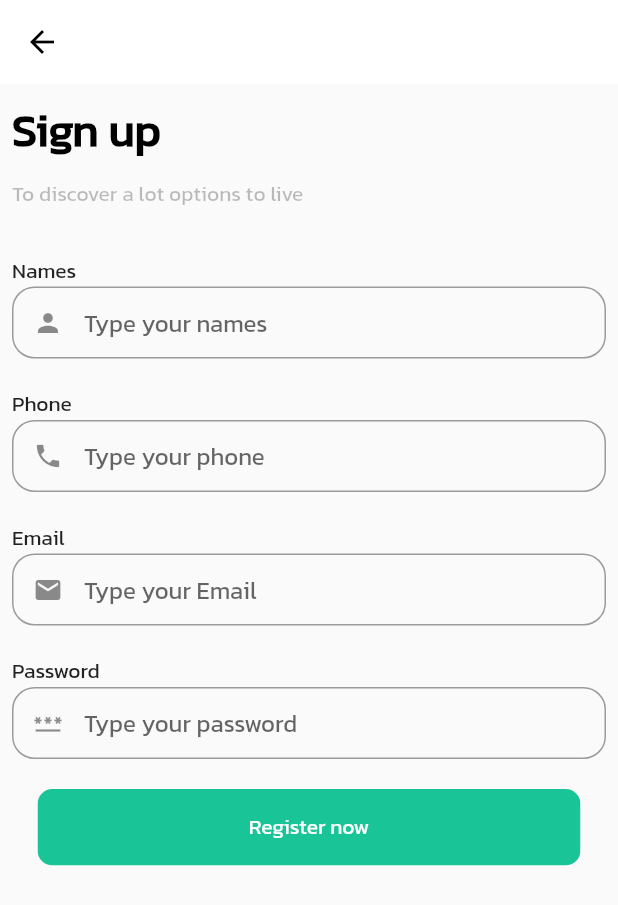
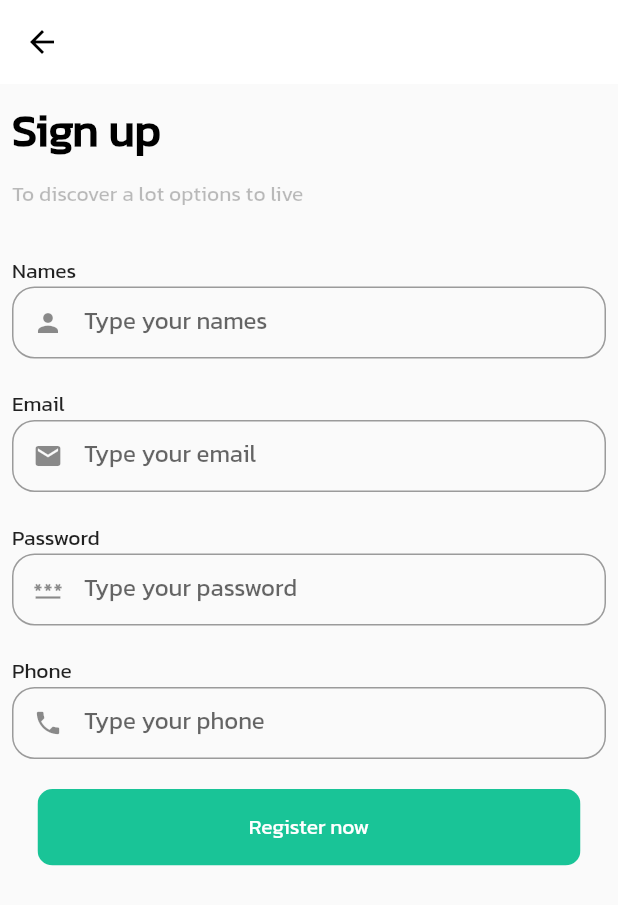
Before and after one commit to dastudillo14/rent_app_flutter, a Flutter app: the screen it shows after launch, after a tap on the "account circle" icon, on a phone screen of 412 x 824 dp. Shown: the top 905 px of the screen. Run offline on Flutter 3.47's test engine with Material 2 defaults, Android fonts, the phone set to English and light mode, and no system bars; drawn by our look-alikes of reactive_forms; our stand-ins replace shared_preferences; network calls fail.

Commit message:
Login page, and sign out with shared preferences

```diff
--- a/lib/main.dart
+++ b/lib/main.dart
@@ -1,7 +1,8 @@
 import 'package:flutter/material.dart';
-import 'package:rent_app/pages/home.dart';
+import 'package:rent_app/modules/apartments/pages/home.dart';
+import 'package:rent_app/shared_preferences/user.dart';
 
- const  mcgpalette0 = {
+const mcgpalette0 = {
   50: Color(0xFFE3F8F3),
   100: Color(0xFFBAEDE0),
   200: Color(0xFF8CE2CB),
@@ -13,17 +14,20 @@ import 'package:rent_app/pages/home.dart';
   800: Color(0xFF0EAF7A),
   900: Color(0xFF08A269),
 };
- const int _mcgpalette0PrimaryValue = 0xFF19C497;
+const int _mcgpalette0PrimaryValue = 0xFF19C497;
 
- const MaterialColor mcgpalette0Accent = MaterialColor(_mcgpalette0AccentValue, <int, Color>{
+const MaterialColor mcgpalette0Accent =
+    MaterialColor(_mcgpalette0AccentValue, <int, Color>{
   100: Color(0xFFCEFFEB),
   200: Color(_mcgpalette0AccentValue),
   400: Color(0xFF68FFC1),
   700: Color(0xFF4EFFB6),
 });
- const int _mcgpalette0AccentValue = 0xFF9BFFD6;
+const int _mcgpalette0AccentValue = 0xFF9BFFD6;
 
-void main() {
+void main() async {
+  final userPrefs = UserPreferences();
+  await userPrefs.initPrefs();
   MaterialColor colorCustom =
       MaterialColor(_mcgpalette0PrimaryValue, mcgpalette0);
 
--- /dev/null
+++ b/lib/models/user.dart
@@ -0,0 +1,34 @@
+
+import 'dart:convert';
+
+User userFromJson(String str) => User.fromJson(json.decode(str));
+
+String userToJson(User data) => json.encode(data.toJson());
+
+class User {
+    User({
+        required this.names,
+        required this.password,
+        required this.phone,
+        required this.email,
+    });
+
+    String names;
+    String password;
+    String phone;
+    String email;
+
+    factory User.fromJson(Map<String, dynamic> json) => User(
+        names: json["names"],
+        password: json["password"],
+        phone: json["phone"],
+        email: json["email"],
+    );
+
+    Map<String, dynamic> toJson() => {
+        "names": names,
+        "password": password,
+        "phone": phone,
+        "email": email,
+    };
+}
--- a/lib/pages/detail.dart
+++ b/lib/modules/apartments/pages/detail.dart
@@ -1,5 +1,5 @@
 import 'package:flutter/material.dart';
-import 'package:rent_app/pages/home.dart';
+import 'package:rent_app/modules/apartments/pages/home.dart';
 import 'package:rent_app/shared/widget.dart';
 
 class DetailPage extends StatefulWidget {
@@ -50,6 +50,7 @@ class _DetailPageState extends State<DetailPage> {
                 child: Image.network(
                     "https://picsum.photos/seed/${widget.index}/800"),
                 borderRadius: BorderRadius.circular(25)),
+            //child: FadeInImage(image: , ),
           ),
         ),
       ],
--- a/lib/pages/home.dart
+++ b/lib/modules/apartments/pages/home.dart
@@ -1,7 +1,9 @@
 import 'package:flutter/material.dart';
-import 'package:rent_app/pages/detail.dart';
-import 'package:rent_app/pages/sign_up.dart';
+import 'package:rent_app/modules/apartments/pages/detail.dart';
+import 'package:rent_app/modules/user/pages/login.dart';
+import 'package:rent_app/modules/user/pages/sign_up.dart';
 import 'package:rent_app/shared/widget.dart';
+import 'package:rent_app/shared_preferences/user.dart';
 
 class HomePage extends StatefulWidget {
   const HomePage({Key? key}) : super(key: key);
@@ -44,16 +46,19 @@ class _HomePageState extends State<HomePage> {
   }
 
   Widget _rowTitle() {
+            var userPreferences = UserPreferences();
     return Row(mainAxisAlignment: MainAxisAlignment.spaceBetween, children: [
       const Text("Explore",
           style: TextStyle(
               color: Colors.black, fontWeight: FontWeight.w600, fontSize: 30)),
       IconButton(
           onPressed: () {
-            final route = MaterialPageRoute(builder: (context) => SignUpPage());
+            final route = MaterialPageRoute(builder: (context) => SignUpPage() );
             Navigator.push(context, route);
           },
-          icon: Icon(Icons.account_circle))
+          icon:  Icon(Icons.account_circle,
+          color: userPreferences.login?Colors.green:Colors.black45
+          ))
     ]);
   }
 
@@ -96,7 +101,6 @@ class _HomePageState extends State<HomePage> {
           children: const [
             Text("Ansgus Gorrie Soft",
                 style: TextStyle(
-                    fontFamily: 'Kanit',
                     color: Colors.black,
                     fontWeight: FontWeight.bold,
                     fontSize: 20)),
@@ -110,7 +114,7 @@ class _HomePageState extends State<HomePage> {
                 //fontSize: 24
               ))
         ]),
-        SizedBox(
+        const SizedBox(
           height: 15,
         ),
         _apartmenList()
--- /dev/null
+++ b/lib/modules/user/pages/login.dart
@@ -0,0 +1,143 @@
+import 'package:flutter/material.dart';
+import 'package:reactive_forms/reactive_forms.dart';
+import 'package:rent_app/modules/apartments/pages/home.dart';
+import 'package:rent_app/shared/reactive_text_field.dart';
+import 'package:rent_app/shared/toast.dart';
+import 'package:rent_app/shared_preferences/user.dart';
+
+class LoginPage extends StatefulWidget {
+  const LoginPage({Key? key}) : super(key: key);
+
+  @override
+  State<LoginPage> createState() => _LoginPageState();
+}
+
+class _LoginPageState extends State<LoginPage> {
+  final FormGroup _formLogin = FormGroup({
+    "email": FormControl(
+        value: "dantee@gas.com",
+        validators: [Validators.required, Validators.email]),
+    "password": FormControl(value: "12345", validators: [Validators.required]),
+  });
+
+  final _validationMessages = {
+    ValidationMessage.required: "Filed is required",
+    ValidationMessage.email: "Email is invalid",
+  };
+  @override
+  Widget build(BuildContext context) {
+    return Scaffold(
+      appBar: AppBar(
+          elevation: 0,
+          leading: IconButton(
+              onPressed: () {
+                // Navigator.pop(context);
+              },
+              icon: const Icon(Icons.arrow_back, color: Colors.black)),
+          backgroundColor: Colors.white),
+      body: SingleChildScrollView(
+        child: Padding(
+          padding: const EdgeInsets.all(8.0),
+          child: Column(
+            children: [
+              _rowTitle(),
+              const SizedBox(
+                height: 10,
+              ),
+              _columnForm()
+            ],
+          ),
+        ),
+      ),
+    );
+  }
+
+  Widget _rowTitle() {
+    return Row(
+        mainAxisAlignment: MainAxisAlignment.spaceBetween,
+        children: const [
+          Text("Log In",
+              style: TextStyle(
+                  color: Colors.black,
+                  fontWeight: FontWeight.w600,
+                  fontSize: 30)),
+        ]);
+  }
+
+  Widget _columnForm() {
+    return ReactiveForm(
+      formGroup: _formLogin,
+      child: Wrap(
+        runSpacing: 20,
+        children: [
+          ReactiveTextFieldWidget(
+              formControlName: "email",
+              iconData: Icons.mail,
+              label: "Email",
+              hinText: "Type your email",
+              validationMessages: _validationMessages,
+              textInputType: TextInputType.emailAddress),
+          ReactiveTextFieldWidget(
+            formControlName: "password",
+            iconData: Icons.password,
+            label: "Password",
+            hinText: "Type your password",
+            validationMessages: _validationMessages,
+            obscureText: true,
+            textInputType: TextInputType.visiblePassword,
+          ),
+          _rowAction()
+        ],
+      ),
+    );
+  }
+
+  Widget _rowAction() {
+    return Row(
+      mainAxisAlignment: MainAxisAlignment.center,
+      children: [
+        ClipRRect(
+          borderRadius: BorderRadius.circular(10),
+          child: InkWell(
+            onTap: () async {
+              if (_formLogin.invalid) {
+                _formLogin.markAllAsTouched();
+              } else {
+                final userPreferences = UserPreferences();
+                String email = _formLogin.control("email").value;
+                String password = _formLogin.control("password").value;
+
+                if (userPreferences.user != null) {
+                  if (userPreferences.user!.email != email ||
+                      userPreferences.user!.password != password) {
+                    showToast(
+                        context, const Text("User and password incorrect"));
+                  } else {
+                    final route = MaterialPageRoute(
+                        builder: (context) => const HomePage());
+                    userPreferences.login = true;
+                    Navigator.push(context, route);
+                  }
+                } else {
+                  showToast(context, const Text("User and password incorrect"));
+                }
+              }
+            },
+            child: Container(
+              width: MediaQuery.of(context).size.width - 50,
+              color: Theme.of(context).primaryColor,
+              child: const Padding(
+                padding: EdgeInsets.all(15.0),
+                child: Text(
+                  "Log In",
+                  style: TextStyle(color: Colors.white),
+                  textAlign: TextAlign.center,
+                ),
+              ),
+            ),
+          ),
+        )
+      ],
+    );
+  }
+}
--- /dev/null
+++ b/lib/modules/user/pages/sign_up.dart
@@ -0,0 +1,165 @@
+import 'dart:convert';
+import 'dart:developer';
+
+import 'package:flutter/material.dart';
+import 'package:reactive_forms/reactive_forms.dart';
+import 'package:rent_app/models/user.dart';
+import 'package:rent_app/modules/user/pages/login.dart';
+import 'package:rent_app/shared/reactive_text_field.dart';
+import 'package:rent_app/shared_preferences/user.dart';
+
+class SignUpPage extends StatefulWidget {
+  const SignUpPage({Key? key}) : super(key: key);
+
+  @override
+  State<SignUpPage> createState() => _SignUpPageState();
+}
+
+class _SignUpPageState extends State<SignUpPage> {
+  final FormGroup _formUser = FormGroup({
+    "names": FormControl(validators: [Validators.required]),
+    "phone": FormControl(validators: [Validators.required, Validators.number]),
+    "email": FormControl(validators: [Validators.required, Validators.email]),
+    "password": FormControl(validators: [Validators.required]),
+  });
+
+  final _validationMessages = {
+    ValidationMessage.required: "Filed is required",
+    ValidationMessage.email: "Email is invalid",
+    ValidationMessage.number: "Field is numeric"
+  };
+
+  @override
+  Widget build(BuildContext context) {
+    return Scaffold(
+      appBar: AppBar(
+          elevation: 0,
+          leading: IconButton(
+              onPressed: () {
+                Navigator.pop(context);
+              },
+              icon: const Icon(Icons.arrow_back, color: Colors.black)),
+          backgroundColor: Colors.white),
+      body: SingleChildScrollView(
+        child: Padding(
+          padding: const EdgeInsets.all(8.0),
+          child: Column(
+            children: [
+              _rowTitle(),
+              const SizedBox(
+                height: 10,
+              ),
+              _rowSubtitle(),
+              const SizedBox(
+                height: 30,
+              ),
+              _columnForm()
+            ],
+          ),
+        ),
+      ),
+    );
+  }
+
+  Widget _rowTitle() {
+    return Row(
+        mainAxisAlignment: MainAxisAlignment.spaceBetween,
+        children: const [
+          Text("Sign up",
+              style: TextStyle(
+                  color: Colors.black,
+                  fontWeight: FontWeight.w600,
+                  fontSize: 30)),
+        ]);
+  }
+
+  Widget _rowSubtitle() {
+    return Row(children: const [
+      Text("To discover a lot options to live",
+          style: TextStyle(
+            color: Colors.black26,
+            fontWeight: FontWeight.w200,
+            //fontSize: 24
+          ))
+    ]);
+  }
+
+  Widget _columnForm() {
+    return ReactiveForm(
+      formGroup: _formUser,
+      child: Wrap(
+        runSpacing: 20,
+        children: [
+          ReactiveTextFieldWidget(
+            formControlName: "names",
+            iconData: Icons.person,
+            label: "Names",
+            hinText: "Type your names",
+            validationMessages: _validationMessages,
+          ),
+          ReactiveTextFieldWidget(
+              formControlName: "email",
+              iconData: Icons.mail,
+              label: "Email",
+              hinText: "Type your email",
+              validationMessages: _validationMessages,
+              textInputType: TextInputType.emailAddress),
+          ReactiveTextFieldWidget(
+            formControlName: "password",
+            iconData: Icons.password,
+            label: "Password",
+            hinText: "Type your password",
+            validationMessages: _validationMessages,
+            obscureText: true,
+            textInputType: TextInputType.visiblePassword,
+          ),
+          ReactiveTextFieldWidget(
+            formControlName: "phone",
+            iconData: Icons.phone,
+            label: "Phone",
+            hinText: "Type your phone",
+            validationMessages: _validationMessages,
+            textInputType: TextInputType.phone,
+          ),
+          _rowAction()
+        ],
+      ),
+    );
+  }
+
+  Widget _rowAction() {
+    return Row(
+      mainAxisAlignment: MainAxisAlignment.center,
+      children: [
+        ClipRRect(
+          borderRadius: BorderRadius.circular(10),
+          child: InkWell(
+            onTap: () async {
+              if (_formUser.invalid) {
+                _formUser.markAllAsTouched();
+              } else {
+                final userPreferences = UserPreferences();
+                userPreferences.user = User.fromJson(_formUser.value);
+                final route =
+                    MaterialPageRoute(builder: (context) => LoginPage());
+                Navigator.push(context, route);
+              }
+            },
+            child: Container(
+              width: MediaQuery.of(context).size.width - 50,
+              color: Theme.of(context).primaryColor,
+              child: const Padding(
+                padding: EdgeInsets.all(15.0),
+                child: Text(
+                  "Register now",
+                  style: TextStyle(color: Colors.white),
+                  textAlign: TextAlign.center,
+                ),
+              ),
+            ),
+          ),
+        )
+      ],
+    );
+  }
+}
--- a/lib/pages/sign_up.dart
+++ /dev/null
@@ -1,132 +0,0 @@
-import 'package:flutter/material.dart';
-
-class SignUpPage extends StatefulWidget {
-  const SignUpPage({Key? key}) : super(key: key);
-
-  @override
-  State<SignUpPage> createState() => _SignUpPageState();
-}
-
-class _SignUpPageState extends State<SignUpPage> {
-  @override
-  Widget build(BuildContext context) {
-    return Scaffold(
-      appBar: AppBar(
-          elevation: 0,
-          leading: IconButton(
-              onPressed: () {
-                Navigator.pop(context);
-              },
-              icon: const Icon(Icons.arrow_back, color: Colors.black)),
-          backgroundColor: Colors.white),
-      body: SingleChildScrollView(
-        child: Padding(
-          padding: const EdgeInsets.all(8.0),
-          child: Column(
-            children: [
-              _rowTitle(),
-              const SizedBox(
-                height: 10,
-              ),
-              _rowSubtitle(),
-              const SizedBox(
-                height: 30,
-              ),
-              _columnForm()
-            ],
-          ),
-        ),
-      ),
-    );
-  }
-
-  Widget _rowTitle() {
-    return Row(
-        mainAxisAlignment: MainAxisAlignment.spaceBetween,
-        children: const [
-          Text("Sign up",
-              style: TextStyle(
-                  color: Colors.black,
-                  fontWeight: FontWeight.w600,
-                  fontSize: 30)),
-        ]);
-  }
-
-  Widget _rowSubtitle() {
-    return Row(children: const [
-      Text("To discover a lot options to live",
-          style: TextStyle(
-            color: Colors.black26,
-            fontWeight: FontWeight.w200,
-            //fontSize: 24
-          ))
-    ]);
-  }
-
-  Widget _columnForm() {
-    return Wrap(
-      runSpacing: 20,
-      children: [
-        _rowTextField(
-            "Names", "Type your names", TextInputType.name, Icons.person),
-        _rowTextField(
-            "Phone", "Type your phone", TextInputType.phone, Icons.phone),
-        _rowTextField(
-            "Email", "Type your Email", TextInputType.emailAddress, Icons.mail),
-        _rowTextField("Password", "Type your password",
-            TextInputType.visiblePassword, Icons.password,
-            obscureText: true),
-        _rowAction()
-      ],
-    );
-  }
-
-  Widget _rowTextField(String label, String hinText,
-      TextInputType textInputType, IconData iconData,
-      {bool obscureText = false}) {
-    return Column(
-      crossAxisAlignment: CrossAxisAlignment.start,
-      children: [
-        Text(label, style: TextStyle(fontWeight: FontWeight.w500)),
-        TextField(
-          obscureText: obscureText,
-          keyboardType: textInputType,
-          decoration: InputDecoration(
-            contentPadding: const EdgeInsets.all(10),
-            prefixIcon: Icon(
-              iconData,
-              size: 20,
-            ),
-            border: OutlineInputBorder(
-              borderRadius: BorderRadius.circular(15.0),
-            ),
-            hintText: hinText,
-          ),
-        )
-      ],
-    );
-  }
-
-  Widget _rowAction() {
-    return Row(
-      mainAxisAlignment: MainAxisAlignment.center,
-      children: [
-        ClipRRect(
-          borderRadius: BorderRadius.circular(10),
-          child: Container(
-            width: MediaQuery.of(context).size.width - 50,
-            color: Theme.of(context).primaryColor,
-            child: const Padding(
-              padding: EdgeInsets.all(15.0),
-              child: Text(
-                "Register now",
-                style: TextStyle(color: Colors.white),
-                textAlign: TextAlign.center,
-              ),
-            ),
-          ),
-        )
-      ],
-    );
-  }
-}
--- /dev/null
+++ b/lib/shared/reactive_text_field.dart
@@ -0,0 +1,71 @@
+import 'package:flutter/material.dart';
+import 'package:reactive_forms/reactive_forms.dart';
+
+class ReactiveTextFieldWidget extends StatefulWidget {
+  String formControlName;
+  Map<String, String>? validationMessages;
+  String label;
+  TextInputType? textInputType = TextInputType.text;
+  String? hinText;
+  String? errorText;
+  bool? obscureText = false;
+  int? maxLines;
+  IconData iconData;
+
+  Widget? suffixIcon = const Icon(Icons.add);
+
+  ReactiveTextFieldWidget(
+      {Key? key,
+      required this.formControlName,
+      this.validationMessages,
+      required this.label,
+      this.hinText,
+      this.errorText,
+      this.suffixIcon,
+      this.obscureText,
+      this.maxLines ,
+      required this.iconData,
+      this.textInputType
+      })
+      : super(key: key);
+
+  @override
+  _ReactiveTextFieldWidgetState createState() =>
+      _ReactiveTextFieldWidgetState();
+}
+
+class _ReactiveTextFieldWidgetState extends State<ReactiveTextFieldWidget> {
+  @override
+  Widget build(BuildContext context) {
+    return Column(
+            crossAxisAlignment: CrossAxisAlignment.start,
+
+      children: [
+        Text(widget.label, style: const TextStyle(fontWeight: FontWeight.w500)),
+        ReactiveTextField(
+            formControlName: widget.formControlName,
+            validationMessages: widget.validationMessages != null
+                ? (control) => widget.validationMessages!
+                : null,
+            maxLines: widget.obscureText == true ? 1 : widget.maxLines,
+            keyboardType: widget.textInputType,
+            obscureText: widget.obscureText ?? false,
+            style: const TextStyle(
+              height: 1,
+              color: Colors.black,
+            ),
+            decoration: InputDecoration(
+                contentPadding: const EdgeInsets.all(10),
+                prefixIcon: Icon(
+                  widget.iconData,
+                  size: 20,
+                ),
+                border: OutlineInputBorder(
+                  borderRadius: BorderRadius.circular(15.0),
+                ),
+                hintText: widget.hinText,
+              ),),
+      ],
+    );
+  }
+}
--- /dev/null
+++ b/lib/shared/toast.dart
@@ -0,0 +1,10 @@
+import 'package:flutter/material.dart';
+
+void showToast(BuildContext context, Widget content) {
+  final scaffold = ScaffoldMessenger.of(context);
+  scaffold.showSnackBar(
+    SnackBar(
+      content: content,
+    ),
+  );
+}
--- /dev/null
+++ b/lib/shared_preferences/user.dart
@@ -0,0 +1,42 @@
+import 'dart:convert';
+
+import 'package:flutter/material.dart';
+import 'package:rent_app/models/user.dart';
+import 'package:shared_preferences/shared_preferences.dart';
+
+class UserPreferences {
+  static final UserPreferences _instance = UserPreferences._internal();
+
+  factory UserPreferences() {
+    return _instance;
+  }
+
+  UserPreferences._internal();
+
+  SharedPreferences? _prefs;
+
+  initPrefs() async {
+    WidgetsFlutterBinding.ensureInitialized();
+    _prefs = await SharedPreferences.getInstance();
+  }
+
+  set user(User? user) {
+    _prefs?.setString('USER', json.encode(user));
+  }
+
+  User? get user {
+    String? userString = _prefs?.getString("USER");
+    if (userString != null) {
+      return User.fromJson(json.decode(userString));
+    }
+    return null;
+  }
+
+  set login(bool flag){
+    _prefs?.setBool('LOGIN', flag);
+  }
+
+  bool get login{
+    return _prefs?.getBool('LOGIN')??false;
+  }
+}
--- a/pubspec.yaml
+++ b/pubspec.yaml
@@ -34,7 +34,8 @@ dependencies:
   # The following adds the Cupertino Icons font to your application.
   # Use with the CupertinoIcons class for iOS style icons.
   cupertino_icons: ^1.0.2
-
+  shared_preferences: ^2.0.13
+  reactive_forms:
 dev_dependencies:
   flutter_test:
     sdk: flutter
```
Also changed, not shown: pubspec.lock, 6 other files.
